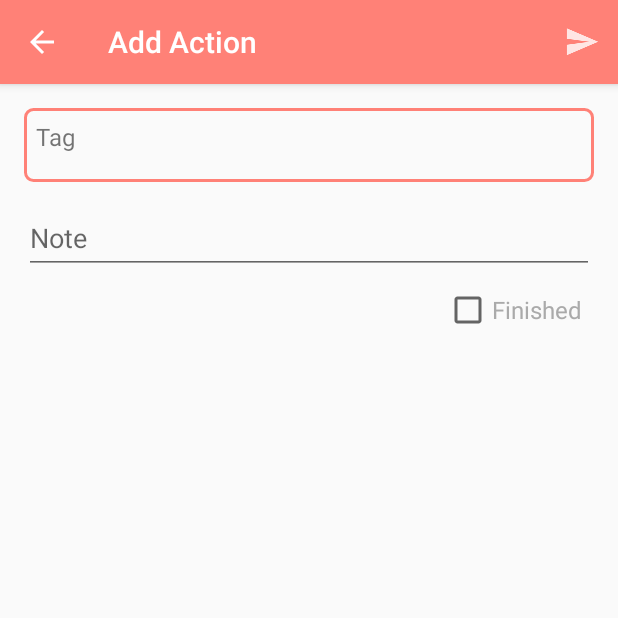
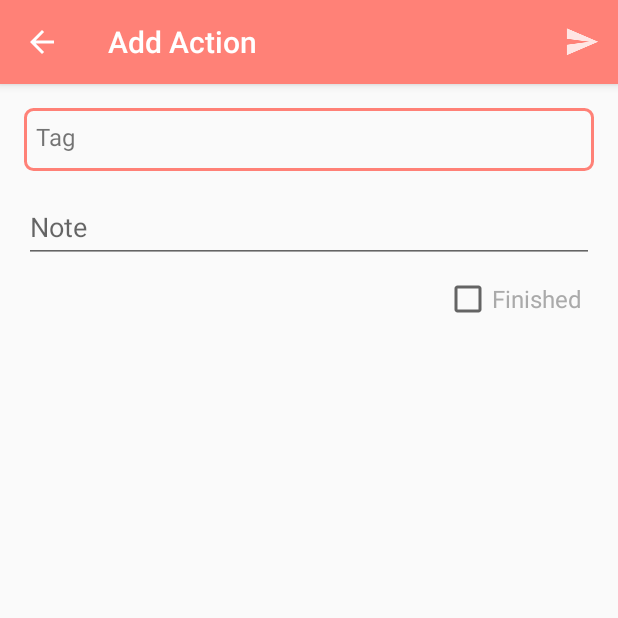
Before and after one commit to brickgit/Tomatist, an Android app: the AddActionActivity screen opened directly, with no data from a screen before it, on a phone screen of 412 x 824 dp, the top half of it. Run offline under Robolectric (Android 15) with nearby library versions, the phone set to English and light mode, and no system bars; our stand-ins replace FlexboxLayout, Room's generated code; 4 statements that could not run were skipped.

Commit message:
Adjust layout

```diff
--- a/app/src/main/java/com/brickgit/tomatist/view/activity/TagSelectorActivity.java
+++ b/app/src/main/java/com/brickgit/tomatist/view/activity/TagSelectorActivity.java
@@ -44,7 +44,7 @@ public class TagSelectorActivity extends BaseActivity {
 
   private View mRootView;
   private EditText mTagEditText;
-  private SelectedTagRecyclerView mSelectedTagListView;
+  private RecyclerView mSelectedTagListView;
   private SelectedTagListAdapter mSelectedTagListAdapter;
   private RecyclerView mTagListView;
   private TagListAdapter mTagListAdapter;
--- a/app/src/main/res/layout/activity_add_action.xml
+++ b/app/src/main/res/layout/activity_add_action.xml
@@ -54,7 +54,8 @@
           android:layout_height="wrap_content"
           android:layout_marginStart="8dp"
           android:layout_marginTop="8dp"
-          android:layout_marginBottom="3dp"
+          android:layout_marginEnd="8dp"
+          android:layout_marginBottom="5dp"
           android:text="@string/tag"
           android:textSize="16sp" />
 
@@ -62,9 +63,7 @@
           android:id="@+id/tag_list_view"
           android:layout_width="match_parent"
           android:layout_height="wrap_content"
-          android:layout_marginStart="8dp"
-          android:layout_marginTop="8dp"
-          android:layout_marginBottom="8dp" />
+          android:layout_margin="3dp" />
 
       </LinearLayout>
 
--- a/app/src/main/res/values/dimens.xml
+++ b/app/src/main/res/values/dimens.xml
@@ -6,5 +6,5 @@
   <dimen name="item_title_text_size">18sp</dimen>
   <dimen name="action_content_margin">16dp</dimen>
 
-  <dimen name="tag_recycler_view_max_height">100dp</dimen>
+  <dimen name="tag_recycler_view_max_height">70dp</dimen>
 </resources>
```
Also changed, not shown: app/src/main/res/layout/activity_tag_selector.xml (+4 -3 lines).
